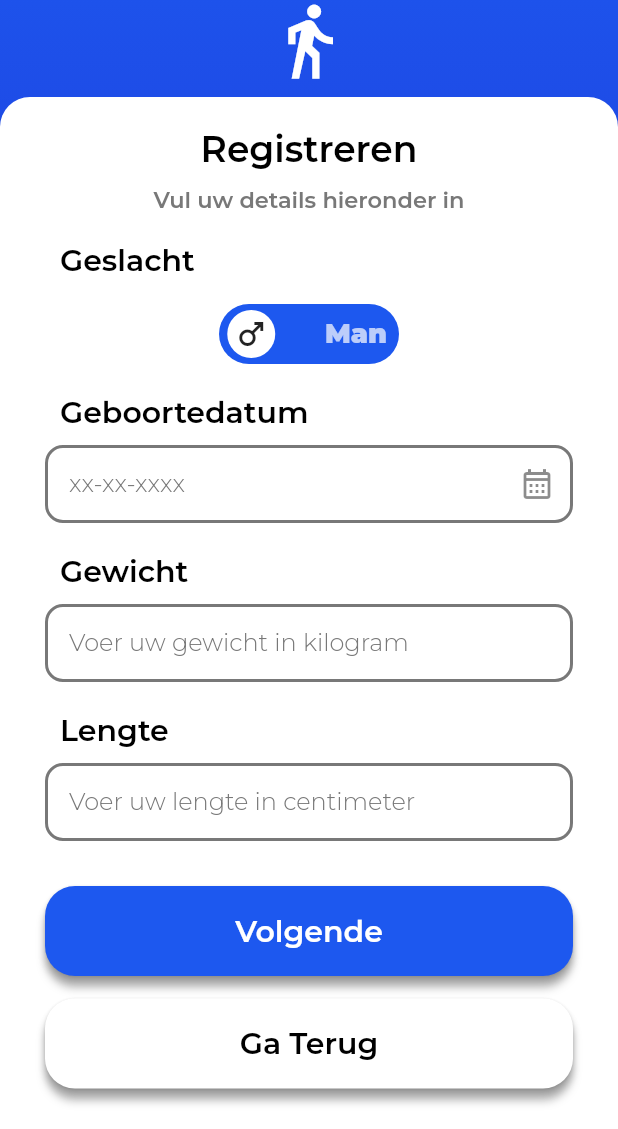
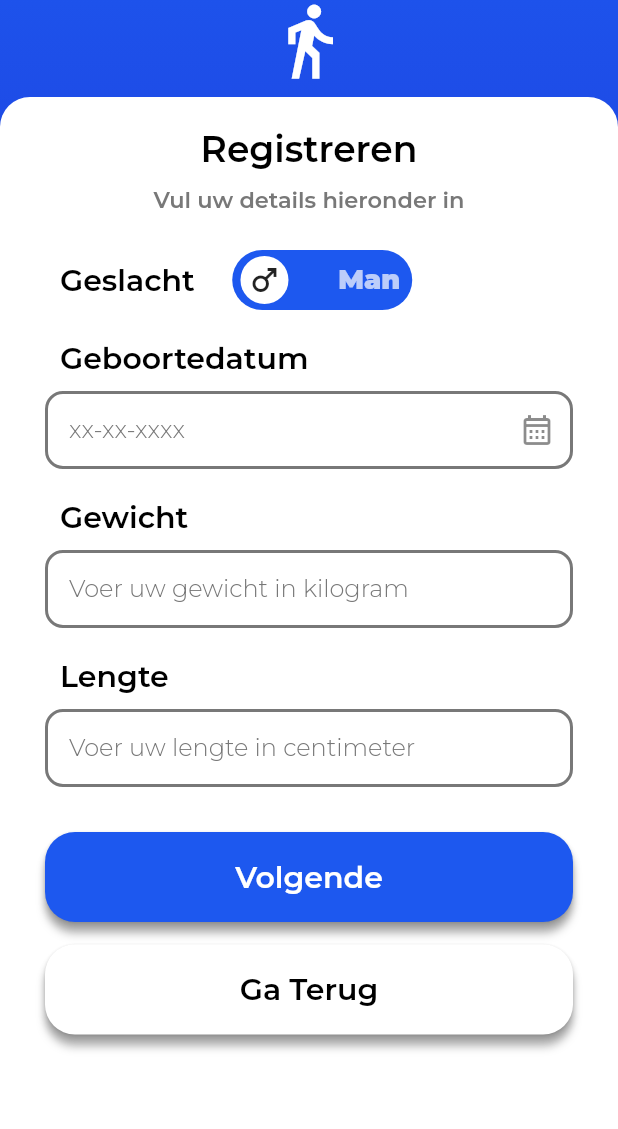
Before and after one commit to DwarfNinja/loopsnelheid-app, a Flutter app: the RegisterDetails widget shown alone on an empty page, opened directly, on a phone screen of 412 x 824 dp, the part 107-1236 px from its top. Run offline on Flutter 3.47's test engine with Material 2 defaults, Android fonts, the phone set to English and light mode, and no system bars; drawn by our look-alikes of flutter_switch; our stand-ins replace device_info_plus, device_preview, fl_chart, flutter_dotenv, geolocator, google_fonts and 3 more; missing offline and left inert: flutter_background_service, flutter_background_service_android, pdfx; accounts and stored records are empty; network calls fail.

Commit message:
Feat: move gender toggle to same row

```diff
--- a/lib/views/register/register_details.dart
+++ b/lib/views/register/register_details.dart
@@ -79,7 +79,7 @@ class _RegisterDetailsState extends State<RegisterDetails> {
               "Vul uw details hieronder in",
               textAlign: TextAlign.center,
               style: app_theme.textTheme.bodyText2!.copyWith(fontSize: 15, color: app_theme.grey)),
-          const SizedBox(height: 20),
+          const SizedBox(height: 25),
           GenderToggle(
               value: isFemale,
               onToggle: (val) {
@@ -128,7 +128,7 @@ class GenderToggle extends StatefulWidget {
 class _GenderToggleState extends State<GenderToggle> {
   @override
   Widget build(BuildContext context) {
-    return Column(
+    return Row(
       children: [
         Align(
           alignment: Alignment.centerLeft,
@@ -140,7 +140,7 @@ class _GenderToggleState extends State<GenderToggle> {
             ),
           ),
         ),
-        const SizedBox(height: 17),
+        const SizedBox(width: 25),
         FlutterSwitch(
           width: 120,
           height: 40,
```
